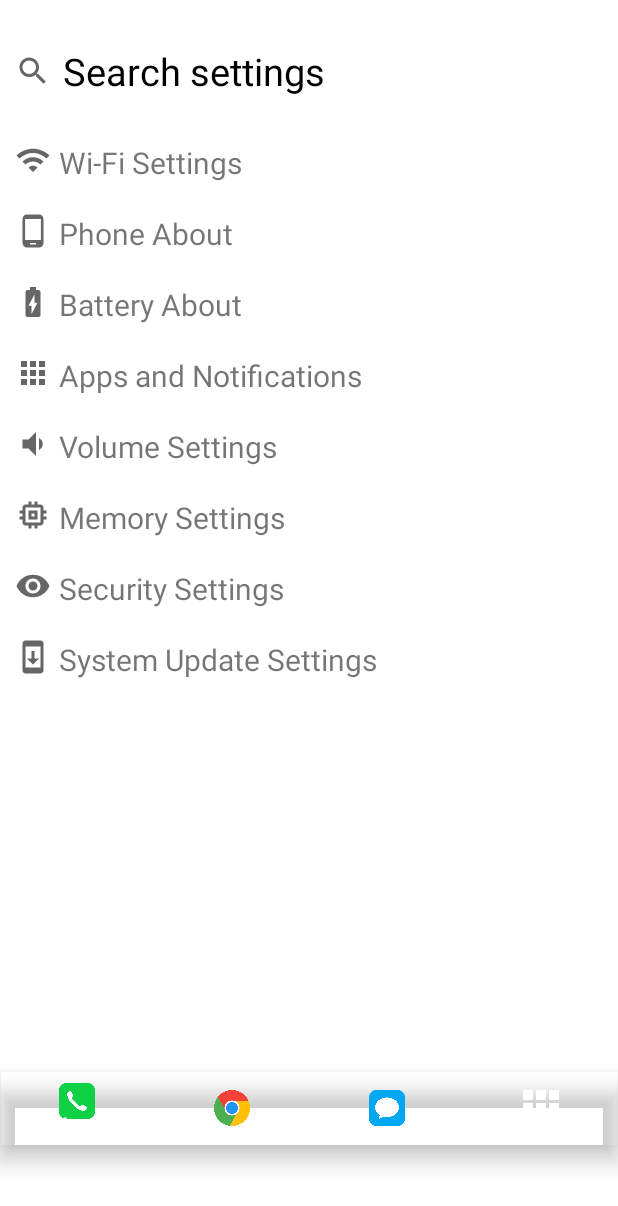
After one commit to nisaefendioglu/Android-System-App, an Android app: the fragment Settings placed in its activity, on a phone screen of 412 x 824 dp. The commit adds this screen. Shown: the top 1206 px of the screen. Run offline under Robolectric (Android 15) with nearby library versions, the light colour scheme and no system bars.

Commit message:
settings added.

```diff
--- a/app/src/main/java/com/nisaefendioglu/androidsystemapp/Apps.java
+++ b/app/src/main/java/com/nisaefendioglu/androidsystemapp/Apps.java
@@ -195,5 +195,14 @@ public class Apps extends Fragment {
 
             }
         });
+
+        settings.setOnClickListener(new View.OnClickListener() {
+            @Override
+            public void onClick(View view) {
+                fragment = new Settings();
+                FragmentManager fm = getFragmentManager();
+                getFragmentManager().beginTransaction().replace(R.id.fragmentContainer,fragment).commit();
+            }
+        });
     }
 }
--- /dev/null
+++ b/app/src/main/java/com/nisaefendioglu/androidsystemapp/Settings.java
@@ -0,0 +1,38 @@
+package com.nisaefendioglu.androidsystemapp;
+
+import android.os.Bundle;
+import android.view.LayoutInflater;
+import android.view.View;
+import android.view.ViewGroup;
+import android.widget.LinearLayout;
+
+import androidx.annotation.NonNull;
+import androidx.annotation.Nullable;
+import androidx.fragment.app.Fragment;
+
+import com.google.android.material.bottomnavigation.BottomNavigationView;
+
+public class Settings extends Fragment {
+    View view;
+    LinearLayout line1,line2,line3,line4,line5,line6,line7,line8,line9;
+    @Nullable
+    @Override
+    public View onCreateView(@NonNull LayoutInflater inflater, @Nullable ViewGroup container, @Nullable Bundle savedInstanceState) {
+        view = inflater.inflate(R.layout.settings, container, false);
+        define();
+        return view;
+    }
+
+    void define(){
+        line1 = view.findViewById(R.id.line1);
+        line2 = view.findViewById(R.id.line2);
+        line3 = view.findViewById(R.id.line3);
+        line4 = view.findViewById(R.id.line4);
+        line5 = view.findViewById(R.id.line5);
+        line6 = view.findViewById(R.id.line6);
+        line7 = view.findViewById(R.id.line7);
+        line8 = view.findViewById(R.id.line8);
+        line9 = view.findViewById(R.id.line9);
+
+    }
+}
--- /dev/null
+++ b/app/src/main/res/drawable/app.xml
@@ -0,0 +1,10 @@
+<vector xmlns:android="http://schemas.android.com/apk/res/android"
+    android:width="24dp"
+    android:height="24dp"
+    android:viewportWidth="24"
+    android:viewportHeight="24"
+    android:tint="?attr/colorControlNormal">
+  <path
+      android:fillColor="@android:color/white"
+      android:pathData="M4,8h4L8,4L4,4v4zM10,20h4v-4h-4v4zM4,20h4v-4L4,16v4zM4,14h4v-4L4,10v4zM10,14h4v-4h-4v4zM16,4v4h4L20,4h-4zM10,8h4L14,4h-4v4zM16,14h4v-4h-4v4zM16,20h4v-4h-4v4z"/>
+</vector>
--- /dev/null
+++ b/app/src/main/res/drawable/battery.xml
@@ -0,0 +1,10 @@
+<vector xmlns:android="http://schemas.android.com/apk/res/android"
+    android:width="24dp"
+    android:height="24dp"
+    android:viewportWidth="24"
+    android:viewportHeight="24"
+    android:tint="?attr/colorControlNormal">
+  <path
+      android:fillColor="@android:color/white"
+      android:pathData="M15.67,4H14V2h-4v2H8.33C7.6,4 7,4.6 7,5.33v15.33C7,21.4 7.6,22 8.33,22h7.33c0.74,0 1.34,-0.6 1.34,-1.33V5.33C17,4.6 16.4,4 15.67,4zM11,20v-5.5H9L13,7v5.5h2L11,20z"/>
+</vector>
--- /dev/null
+++ b/app/src/main/res/drawable/eye.xml
@@ -0,0 +1,10 @@
+<vector xmlns:android="http://schemas.android.com/apk/res/android"
+    android:width="24dp"
+    android:height="24dp"
+    android:viewportWidth="24"
+    android:viewportHeight="24"
+    android:tint="?attr/colorControlNormal">
+  <path
+      android:fillColor="@android:color/white"
+      android:pathData="M12,4.5C7,4.5 2.73,7.61 1,12c1.73,4.39 6,7.5 11,7.5s9.27,-3.11 11,-7.5c-1.73,-4.39 -6,-7.5 -11,-7.5zM12,17c-2.76,0 -5,-2.24 -5,-5s2.24,-5 5,-5 5,2.24 5,5 -2.24,5 -5,5zM12,9c-1.66,0 -3,1.34 -3,3s1.34,3 3,3 3,-1.34 3,-3 -1.34,-3 -3,-3z"/>
+</vector>
--- /dev/null
+++ b/app/src/main/res/drawable/memory.xml
@@ -0,0 +1,10 @@
+<vector xmlns:android="http://schemas.android.com/apk/res/android"
+    android:width="24dp"
+    android:height="24dp"
+    android:viewportWidth="24"
+    android:viewportHeight="24"
+    android:tint="?attr/colorControlNormal">
+  <path
+      android:fillColor="@android:color/white"
+      android:pathData="M15,9L9,9v6h6L15,9zM13,13h-2v-2h2v2zM21,11L21,9h-2L19,7c0,-1.1 -0.9,-2 -2,-2h-2L15,3h-2v2h-2L11,3L9,3v2L7,5c-1.1,0 -2,0.9 -2,2v2L3,9v2h2v2L3,13v2h2v2c0,1.1 0.9,2 2,2h2v2h2v-2h2v2h2v-2h2c1.1,0 2,-0.9 2,-2v-2h2v-2h-2v-2h2zM17,17L7,17L7,7h10v10z"/>
+</vector>
--- /dev/null
+++ b/app/src/main/res/drawable/phone.xml
@@ -0,0 +1,10 @@
+<vector xmlns:android="http://schemas.android.com/apk/res/android"
+    android:width="24dp"
+    android:height="24dp"
+    android:viewportWidth="24"
+    android:viewportHeight="24"
+    android:tint="?attr/colorControlNormal">
+  <path
+      android:fillColor="@android:color/white"
+      android:pathData="M16,1L8,1C6.34,1 5,2.34 5,4v16c0,1.66 1.34,3 3,3h8c1.66,0 3,-1.34 3,-3L19,4c0,-1.66 -1.34,-3 -3,-3zM14,21h-4v-1h4v1zM17.25,18L6.75,18L6.75,4h10.5v14z"/>
+</vector>
--- /dev/null
+++ b/app/src/main/res/drawable/search.xml
@@ -0,0 +1,10 @@
+<vector xmlns:android="http://schemas.android.com/apk/res/android"
+    android:width="24dp"
+    android:height="24dp"
+    android:viewportWidth="24"
+    android:viewportHeight="24"
+    android:tint="?attr/colorControlNormal">
+  <path
+      android:fillColor="@android:color/white"
+      android:pathData="M15.5,14h-0.79l-0.28,-0.27C15.41,12.59 16,11.11 16,9.5 16,5.91 13.09,3 9.5,3S3,5.91 3,9.5 5.91,16 9.5,16c1.61,0 3.09,-0.59 4.23,-1.57l0.27,0.28v0.79l5,4.99L20.49,19l-4.99,-5zM9.5,14C7.01,14 5,11.99 5,9.5S7.01,5 9.5,5 14,7.01 14,9.5 11.99,14 9.5,14z"/>
+</vector>
--- /dev/null
+++ b/app/src/main/res/drawable/system.xml
@@ -0,0 +1,10 @@
+<vector xmlns:android="http://schemas.android.com/apk/res/android"
+    android:width="24dp"
+    android:height="24dp"
+    android:viewportWidth="24"
+    android:viewportHeight="24"
+    android:tint="?attr/colorControlNormal">
+  <path
+      android:fillColor="@android:color/white"
+      android:pathData="M17,1.01L7,1c-1.1,0 -2,0.9 -2,2v18c0,1.1 0.9,2 2,2h10c1.1,0 2,-0.9 2,-2L19,3c0,-1.1 -0.9,-1.99 -2,-1.99zM17,19L7,19L7,5h10v14zM16,13h-3L13,8h-2v5L8,13l4,4 4,-4z"/>
+</vector>
--- /dev/null
+++ b/app/src/main/res/drawable/vol.xml
@@ -0,0 +1,10 @@
+<vector xmlns:android="http://schemas.android.com/apk/res/android"
+    android:width="24dp"
+    android:height="24dp"
+    android:viewportWidth="24"
+    android:viewportHeight="24"
+    android:tint="?attr/colorControlNormal">
+  <path
+      android:fillColor="@android:color/white"
+      android:pathData="M18.5,12c0,-1.77 -1.02,-3.29 -2.5,-4.03v8.05c1.48,-0.73 2.5,-2.25 2.5,-4.02zM5,9v6h4l5,5V4L9,9H5z"/>
+</vector>
--- /dev/null
+++ b/app/src/main/res/drawable/wifi.xml
@@ -0,0 +1,10 @@
+<vector xmlns:android="http://schemas.android.com/apk/res/android"
+    android:width="24dp"
+    android:height="24dp"
+    android:viewportWidth="24"
+    android:viewportHeight="24"
+    android:tint="?attr/colorControlNormal">
+  <path
+      android:fillColor="@android:color/white"
+      android:pathData="M1,9l2,2c4.97,-4.97 13.03,-4.97 18,0l2,-2C16.93,2.93 7.08,2.93 1,9zM9,17l3,3 3,-3c-1.65,-1.66 -4.34,-1.66 -6,0zM5,13l2,2c2.76,-2.76 7.24,-2.76 10,0l2,-2C15.14,9.14 8.87,9.14 5,13z"/>
+</vector>
--- a/app/src/main/res/layout/apps.xml
+++ b/app/src/main/res/layout/apps.xml
@@ -10,7 +10,7 @@
     android:layout_width="50dp"
     android:layout_height="50dp"
     android:background="@drawable/chrome"
-    android:layout_marginLeft="40dp"
+    android:layout_marginLeft="20dp"
     />
 
     <ImageButton
--- /dev/null
+++ b/app/src/main/res/layout/settings.xml
@@ -0,0 +1,214 @@
+<?xml version="1.0" encoding="utf-8"?>
+<LinearLayout xmlns:android="http://schemas.android.com/apk/res/android"
+    android:layout_width="match_parent"
+    android:orientation="vertical"
+    android:layout_height="match_parent"
+    android:background="@color/white">
+
+    <LinearLayout
+        android:id="@+id/line1"
+        android:layout_width="wrap_content"
+        android:layout_height="wrap_content"
+        android:gravity="center"
+        android:layout_marginTop="30dp">
+
+        <ImageView
+            android:layout_width="wrap_content"
+            android:layout_height="wrap_content"
+            android:background="@drawable/search"
+            android:layout_marginLeft="10dp"/>
+        <TextView
+            android:layout_width="wrap_content"
+            android:layout_height="wrap_content"
+            android:layout_marginLeft="8dp"
+            android:textColor="@color/black"
+            android:textSize="25dp"
+            android:text="Search settings"/>
+
+    </LinearLayout>
+
+    <LinearLayout
+        android:id="@+id/line2"
+        android:layout_width="wrap_content"
+        android:layout_height="wrap_content"
+        android:layout_marginTop="30dp"
+        android:layout_marginBottom="10dp"
+        android:orientation="horizontal">
+
+        <ImageView
+            android:layout_width="wrap_content"
+            android:layout_height="wrap_content"
+            android:layout_marginLeft="10dp"
+            android:background="@drawable/wifi"/>
+        <TextView
+            android:layout_width="wrap_content"
+            android:layout_height="wrap_content"
+            android:layout_marginLeft="5dp"
+            android:textSize="20dp"
+            android:layout_gravity="center"
+            android:text="Wi-Fi Settings"/>
+
+
+
+    </LinearLayout>
+
+    <LinearLayout
+        android:id="@+id/line3"
+        android:layout_width="wrap_content"
+        android:layout_height="wrap_content"
+        android:layout_marginTop="10dp"
+        android:layout_marginBottom="10dp"
+        android:orientation="horizontal">
+
+        <ImageView
+            android:layout_width="wrap_content"
+            android:layout_height="wrap_content"
+            android:layout_marginLeft="10dp"
+            android:background="@drawable/phone"/>
+        <TextView
+            android:layout_width="wrap_content"
+            android:layout_height="wrap_content"
+            android:layout_marginLeft="5dp"
+            android:textSize="20dp"
+            android:layout_gravity="center"
+            android:text="Phone About"/>
+
+    </LinearLayout>
+
+    <LinearLayout
+        android:id="@+id/line4"
+        android:layout_width="wrap_content"
+        android:layout_height="wrap_content"
+        android:layout_marginTop="10dp"
+        android:layout_marginBottom="10dp"
+        android:orientation="horizontal">
+
+        <ImageView
+            android:layout_width="wrap_content"
+            android:layout_height="wrap_content"
+            android:layout_marginLeft="10dp"
+            android:background="@drawable/battery"/>
+        <TextView
+            android:layout_width="wrap_content"
+            android:layout_height="wrap_content"
+            android:layout_marginLeft="5dp"
+            android:layout_gravity="center"
+            android:textSize="20dp"
+            android:text="Battery About"/>
+
+    </LinearLayout>
+
+    <LinearLayout
+        android:id="@+id/line5"
+        android:layout_width="wrap_content"
+        android:layout_height="wrap_content"
+        android:layout_marginTop="10dp"
+        android:layout_marginBottom="10dp"
+        android:orientation="horizontal">
+
+        <ImageView
+            android:layout_width="wrap_content"
+            android:layout_height="wrap_content"
+            android:layout_marginLeft="10dp"
+            android:background="@drawable/app"/>
+        <TextView
+            android:layout_width="wrap_content"
+            android:layout_height="wrap_content"
+            android:layout_marginLeft="5dp"
+            android:layout_gravity="center"
+            android:textSize="20dp"
+            android:text="Apps and Notifications"/>
+
+    </LinearLayout>
+
+    <LinearLayout
+        android:id="@+id/line6"
+        android:layout_width="wrap_content"
+        android:layout_height="wrap_content"
+        android:layout_marginTop="10dp"
+        android:layout_marginBottom="10dp"
+        android:orientation="horizontal">
+
+        <ImageView
+            android:layout_width="wrap_content"
+            android:layout_height="wrap_content"
+            android:layout_marginLeft="10dp"
+            android:background="@drawable/vol"/>
+        <TextView
+            android:layout_width="wrap_content"
+            android:layout_height="wrap_content"
+            android:layout_marginLeft="5dp"
+            android:layout_gravity="center"
+            android:textSize="20dp"
+            android:text="Volume Settings"/>
+
+    </LinearLayout>
+    <LinearLayout
+        android:id="@+id/line7"
+        android:layout_width="wrap_content"
+        android:layout_height="wrap_content"
+        android:layout_marginTop="10dp"
+        android:layout_marginBottom="10dp"
+        android:orientation="horizontal">
+
+        <ImageView
+            android:layout_width="wrap_content"
+            android:layout_height="wrap_content"
+            android:layout_marginLeft="10dp"
+            android:background="@drawable/memory"/>
+        <TextView
+            android:layout_width="wrap_content"
+            android:layout_height="wrap_content"
+            android:layout_marginLeft="5dp"
+            android:layout_gravity="center"
+            android:textSize="20dp"
+            android:text="Memory Settings"/>
+
+    </LinearLayout>
+    <LinearLayout
+        android:id="@+id/line8"
+        android:layout_width="wrap_content"
+        android:layout_height="wrap_content"
+        android:layout_marginTop="10dp"
+        android:layout_marginBottom="10dp"
+        android:orientation="horizontal">
+
+        <ImageView
+            android:layout_width="wrap_content"
+            android:layout_height="wrap_content"
+            android:layout_marginLeft="10dp"
+            android:background="@drawable/eye"/>
+        <TextView
+            android:layout_width="wrap_content"
+            android:layout_height="wrap_content"
+            android:layout_marginLeft="5dp"
+            android:layout_gravity="center"
+            android:textSize="20dp"
+            android:text="Security Settings"/>
+
+    </LinearLayout>
+
+    <LinearLayout
+        android:id="@+id/line9"
+        android:layout_width="wrap_content"
+        android:layout_height="wrap_content"
+        android:layout_marginTop="10dp"
+        android:orientation="horizontal">
+
+        <ImageView
+            android:layout_width="wrap_content"
+            android:layout_height="wrap_content"
+            android:layout_marginLeft="10dp"
+            android:background="@drawable/system"/>
+        <TextView
+            android:layout_width="wrap_content"
+            android:layout_height="wrap_content"
+            android:layout_marginLeft="5dp"
+            android:textSize="20dp"
+            android:layout_gravity="center"
+            android:text="System Update Settings"/>
+
+    </LinearLayout>
+
+
+</LinearLayout>
```
